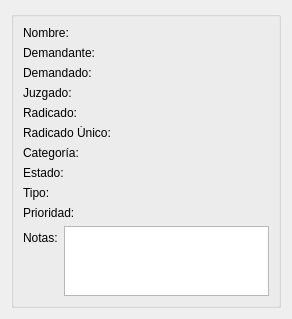
ehmsoft/Desktop, file AbogadosDesktop/src/gui/ui/verPlantilla.ui: the form before one commit.
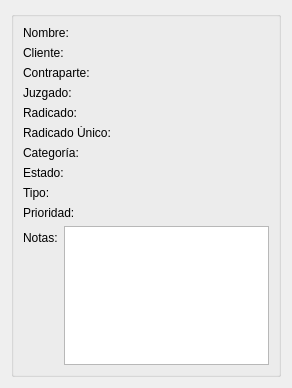
The form after the commit.

Diff of the .ui file:
```diff
--- a/AbogadosDesktop/src/gui/ui/verPlantilla.ui
+++ b/AbogadosDesktop/src/gui/ui/verPlantilla.ui
@@ -7,7 +7,7 @@
     <x>0</x>
     <y>0</y>
     <width>292</width>
-    <height>292</height>
+    <height>388</height>
    </rect>
   </property>
   <property name="sizePolicy">
@@ -63,7 +63,7 @@
            </sizepolicy>
           </property>
           <property name="text">
-           <string>Demandante:</string>
+           <string>Cliente:</string>
           </property>
          </widget>
         </item>
@@ -89,7 +89,7 @@
            </sizepolicy>
           </property>
           <property name="text">
-           <string>Demandado:</string>
+           <string>Contraparte:</string>
           </property>
          </widget>
         </item>
```
Left out of the diff: 8 changed lines with no effect on the pictures.
